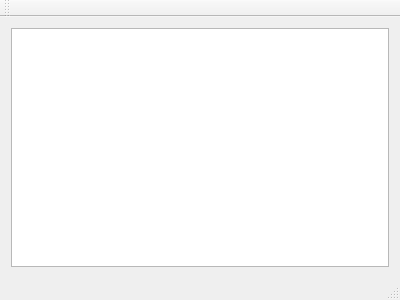
First picture: the form in mainwindow.ui, repository luizotaviogerhardt/ata_petv2, before the edit.
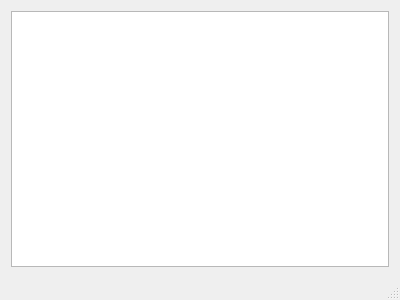
Second picture: the form after the edit.

```diff
--- a/mainwindow.ui
+++ b/mainwindow.ui
@@ -30,14 +30,6 @@
     </rect>
    </property>
   </widget>
-  <widget class="QToolBar" name="mainToolBar">
-   <attribute name="toolBarArea">
-    <enum>TopToolBarArea</enum>
-   </attribute>
-   <attribute name="toolBarBreak">
-    <bool>false</bool>
-   </attribute>
-  </widget>
   <widget class="QStatusBar" name="statusBar"/>
  </widget>
  <layoutdefault spacing="6" margin="11"/>
```
Left out of the diff: 4 changed lines with no effect on the pictures.
